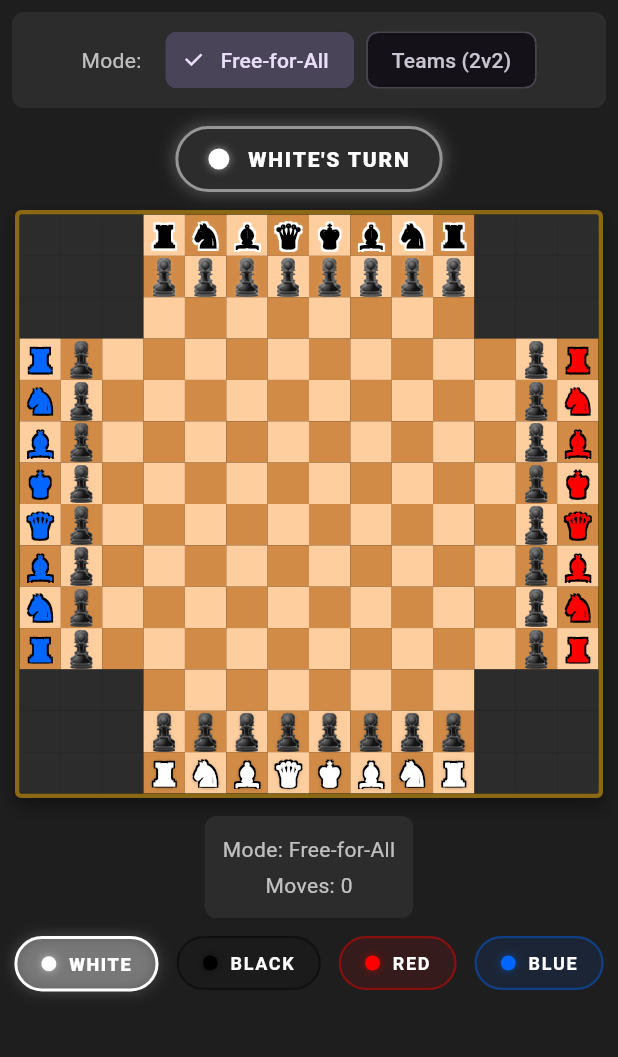
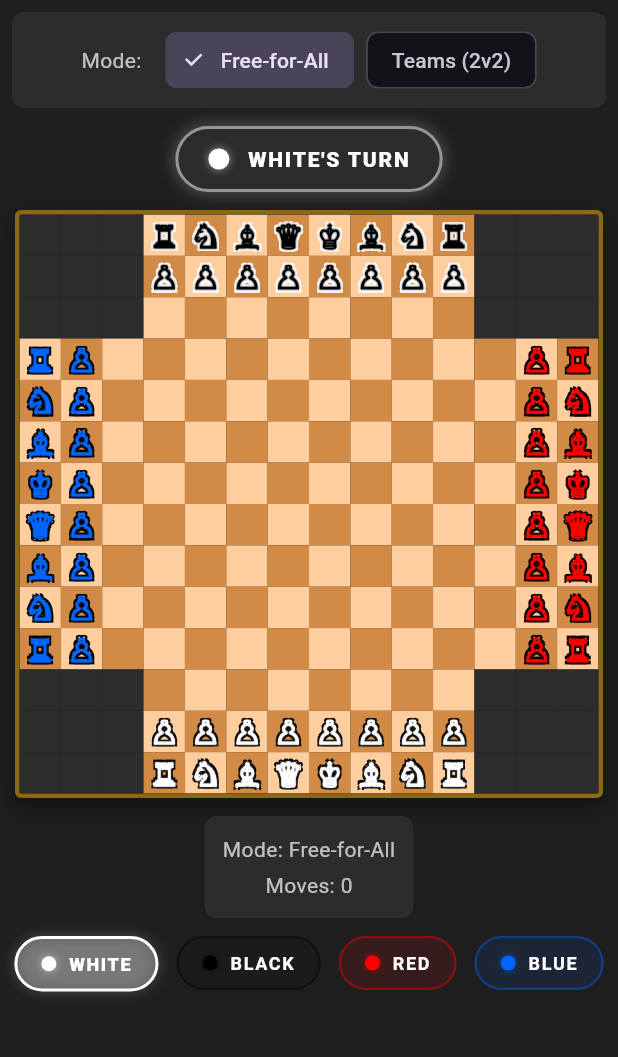
Before and after one commit to 721abhay/Chess-Master-Pro, a Flutter app: the FourPlayerGameScreen screen opened directly, on a phone screen of 412 x 824 dp, the part 84-1141 px from its top. Run offline on Flutter 3.47's test engine with Material 3 defaults, Android fonts, the phone set to English and light mode, and no system bars.

Commit message:
Fix pawn colors by using white symbols for all players to bypass Android emoji replacement

```diff
--- a/lib/widgets/four_player_board.dart
+++ b/lib/widgets/four_player_board.dart
@@ -134,39 +134,27 @@ class _FourPlayerChessBoardWidgetState extends State<FourPlayerChessBoardWidget>
                 PieceSymbols.getSymbol(
                   ChessPiece(
                     type: piece.type,
-                    // Use solid symbols for all players
-                    color: PieceColor.black,
+                    // Use White (outlined) symbols for ALL teams.
+                    // Outlined symbols are NOT replaced by grey emojis on Android.
+                    color: PieceColor.white,
                   ),
-                ) + '\uFE0E', // Force text rendering to avoid emoji conversion
+                ),
                 style: TextStyle(
                   fontSize: size * 0.75,
                   fontWeight: FontWeight.bold,
                   height: 1.0,
                   color: _getPieceColor(piece.color),
                   shadows: [
-                    // Thick high-contrast outline to define the piece shape
+                    // Extra thick black/white border to make the outlined piece look "solid"
+                    Shadow(color: _getBorderColor(piece.color), offset: const Offset(-1.5, -1.5)),
+                    Shadow(color: _getBorderColor(piece.color), offset: const Offset(1.5, -1.5)),
+                    Shadow(color: _getBorderColor(piece.color), offset: const Offset(-1.5, 1.5)),
+                    Shadow(color: _getBorderColor(piece.color), offset: const Offset(1.5, 1.5)),
+                    // Inner "glow" of the team color to fill the hollow shape
                     Shadow(
-                      color: _getBorderColor(piece.color),
-                      offset: const Offset(-1.2, -1.2),
+                      color: _getPieceColor(piece.color).withOpacity(0.8),
+                      blurRadius: 1,
                     ),
-                    Shadow(
-                      color: _getBorderColor(piece.color),
-                      offset: const Offset(1.2, -1.2),
-                    ),
-                    Shadow(
-                      color: _getBorderColor(piece.color),
-                      offset: const Offset(-1.2, 1.2),
-                    ),
-                    Shadow(
-                      color: _getBorderColor(piece.color),
-                      offset: const Offset(1.2, 1.2),
-                    ),
-                    // Extra glow for White and Black pieces to pop on their backgrounds
-                    if (piece.color == FourPlayerColor.white || piece.color == FourPlayerColor.black)
-                      Shadow(
-                        color: _getBorderColor(piece.color).withOpacity(0.5),
-                        blurRadius: 4,
-                      ),
                   ],
                 ),
               ),
```
